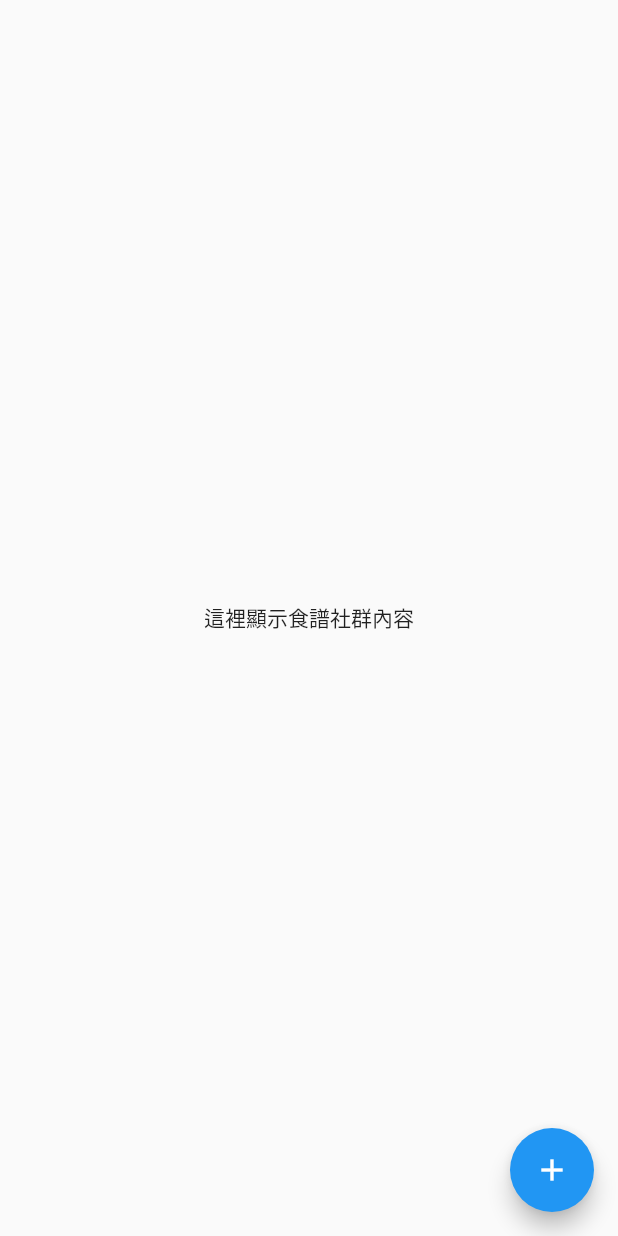
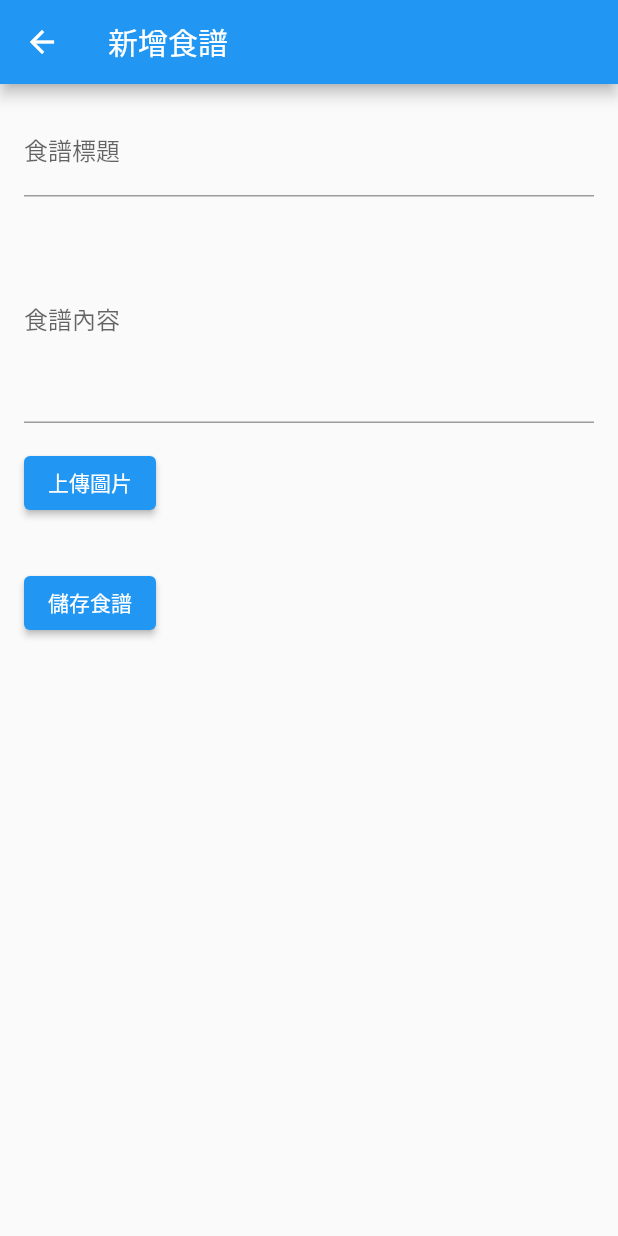
Before and after one commit to hsinyi-lin/fruit_detection_app, a Flutter app: the RecipeCommunity screen opened directly, after a tap on the "add" icon, on a phone screen of 412 x 824 dp. Run offline on Flutter 3.47's test engine with Material 2 defaults, Android fonts, the phone set to English and light mode, and no system bars; our stand-ins replace camera, image_picker.

Commit message:
feat: add recipe-adding page

```diff
--- a/lib/screens/recipe_community.dart
+++ b/lib/screens/recipe_community.dart
@@ -1,4 +1,7 @@
+import 'dart:io';
+
 import 'package:flutter/material.dart';
+import 'package:image_picker/image_picker.dart';
 
 class RecipeCommunity extends StatelessWidget {
   const RecipeCommunity({Key? key}) : super(key: key);
@@ -11,10 +14,88 @@ class RecipeCommunity extends StatelessWidget {
       ),
       floatingActionButton: FloatingActionButton(
         onPressed: () {
-          print('點擊新增按鈕');
+          // 點擊新增按鈕，導航到新增食譜的頁面
+          Navigator.push(
+            context,
+            MaterialPageRoute(
+              builder: (context) => const AddRecipePage(),
+            ),
+          );
         },
         child: const Icon(Icons.add),
       ),
     );
   }
 }
+
+class AddRecipePage extends StatefulWidget {
+  const AddRecipePage({Key? key}) : super(key: key);
+
+  @override
+  _AddRecipePageState createState() => _AddRecipePageState();
+}
+
+class _AddRecipePageState extends State<AddRecipePage> {
+  late ImagePicker _imagePicker;
+  XFile? _selectedImage;
+
+  @override
+  void initState() {
+    super.initState();
+    _imagePicker = ImagePicker();
+  }
+
+  Future<void> _pickImage() async {
+    final XFile? selectedImage = await _imagePicker.pickImage(source: ImageSource.gallery);
+    if (selectedImage != null) {
+      setState(() {
+        _selectedImage = selectedImage;
+      });
+    }
+  }
+
+  @override
+  Widget build(BuildContext context) {
+    return Scaffold(
+      appBar: AppBar(
+        title: const Text('新增食譜'),
+      ),
+      body: Padding(
+        padding: const EdgeInsets.all(16.0),
+        child: Column(
+          crossAxisAlignment: CrossAxisAlignment.start,
+          children: [
+            TextFormField(
+              decoration: const InputDecoration(labelText: '食譜標題'),
+            ),
+            const SizedBox(height: 16),
+            TextFormField(
+              maxLines: 5,
+              decoration: const InputDecoration(labelText: '食譜內容'),
+            ),
+            const SizedBox(height: 16),
+            ElevatedButton(
+              onPressed: _pickImage,
+              child: const Text('上傳圖片'),
+            ),
+            const SizedBox(height: 16),
+            if (_selectedImage != null)
+              Image.file(
+                File(_selectedImage!.path),
+                height: 100,
+              ),
+            const SizedBox(height: 16),
+            ElevatedButton(
+              onPressed: () {
+                // TODO: 處理儲存食譜的操作
+                print('儲存食譜');
+                Navigator.pop(context); // 返回前一個頁面
+              },
+              child: const Text('儲存食譜'),
+            ),
+          ],
+        ),
+      ),
+    );
+  }
+}
--- a/pubspec.yaml
+++ b/pubspec.yaml
@@ -36,6 +36,7 @@ dependencies:
   # Use with the CupertinoIcons class for iOS style icons.
   cupertino_icons: ^1.0.2
   camera: ^0.10.5+5
+  image_picker: ^1.0.4
 
 dev_dependencies:
   flutter_test:
```
Also changed, not shown: pubspec.lock, 6 other files.
